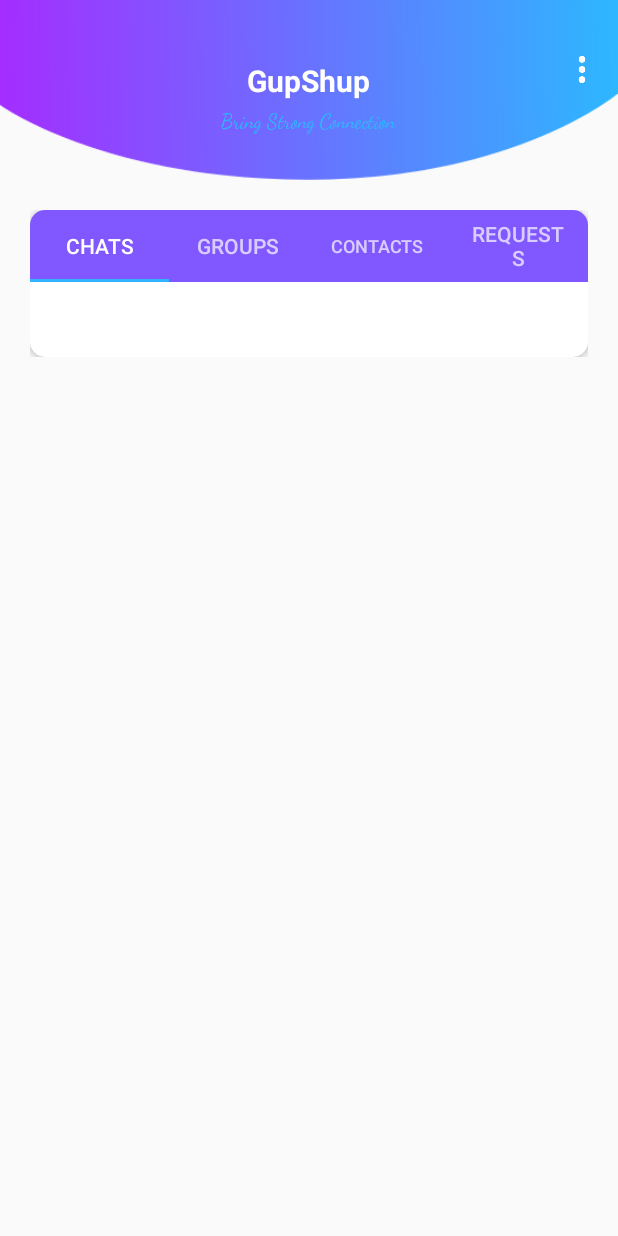
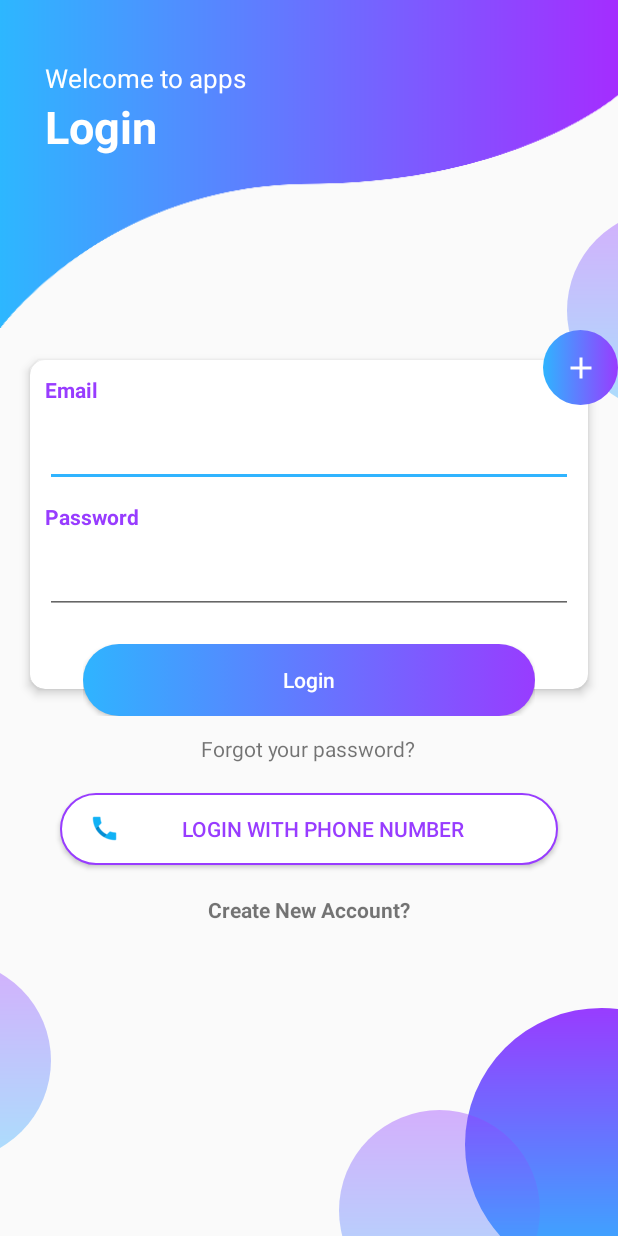
Before and after one commit to TAYYAB-BUKC/GupShup, an Android app: the screen it shows after launch (HomeScreen before the commit, LoginActivity after it), on a phone screen of 412 x 824 dp. Run offline under Robolectric (Android 15) with nearby library versions, the phone set to English and light mode, and no system bars; our stand-ins replace Firebase (no records; nobody signed in at launch, a user with empty details on screens opened directly); 1 statement that could not run was skipped.

Commit message:
Update Validation for Direct Shifting to HomeActivity

```diff
--- a/app/src/main/AndroidManifest.xml
+++ b/app/src/main/AndroidManifest.xml
@@ -48,7 +48,7 @@
             android:name=".Register"
             android:theme="@style/AppTheme.FullScreen"></activity>
         <activity
-            android:name=".MainActivity"
+            android:name=".LoginActivity"
             android:theme="@style/AppTheme.FullScreen"></activity>
     </application>
 
--- a/app/src/main/java/com/example/gupshup/HomeScreen.java
+++ b/app/src/main/java/com/example/gupshup/HomeScreen.java
@@ -80,4 +80,19 @@ public class HomeScreen extends AppCompatActivity  {
 
     }
 
+    @Override
+    protected void onStart() {
+        super.onStart();
+
+        if (currentUser == null) {
+            SendUserToLoginActivity();
+        }
+    }
+
+    private void SendUserToLoginActivity()
+    {
+        Intent registerIntent = new Intent(HomeScreen.this, LoginActivity.class);
+        startActivity(registerIntent);
+    }
+
 }
--- a/app/src/main/java/com/example/gupshup/MainActivity.java
+++ b/app/src/main/java/com/example/gupshup/LoginActivity.java
@@ -2,44 +2,33 @@ package com.example.gupshup;
 
 
 import android.app.ActivityOptions;
-import android.app.ProgressDialog;
 import android.content.Intent;
 import android.os.Build;
-import android.support.annotation.NonNull;
 import android.support.annotation.RequiresApi;
 import android.support.v7.app.AppCompatActivity;
 import android.os.Bundle;
-import android.text.TextUtils;
 import android.util.Pair;
 import android.view.View;
-import android.widget.Button;
-import android.widget.EditText;
 import android.widget.ImageButton;
 import android.widget.TextView;
-import android.widget.Toast;
 
-import com.google.android.gms.tasks.OnCompleteListener;
-import com.google.android.gms.tasks.Task;
-import com.google.firebase.auth.AuthResult;
 import com.google.firebase.auth.FirebaseAuth;
 import com.google.firebase.auth.FirebaseUser;
-import com.google.firebase.database.DatabaseReference;
-import com.google.firebase.database.FirebaseDatabase;
-import com.google.firebase.iid.FirebaseInstanceId;
 
 
-
-public class MainActivity extends AppCompatActivity implements View.OnClickListener {
+public class LoginActivity extends AppCompatActivity implements View.OnClickListener {
 
     private ImageButton btRegister;
     private TextView tvLogin;
 
     private FirebaseUser currentUser;
+    private FirebaseAuth auth;
+
 
     @Override
     protected void onCreate(Bundle savedInstanceState) {
         super.onCreate(savedInstanceState);
-        setContentView(R.layout.activity_main);
+        setContentView(R.layout.activity_login);
         btRegister = findViewById(R.id.btRegister);
         tvLogin = findViewById(R.id.tvLogin);
         btRegister.setOnClickListener(this);
@@ -49,27 +38,29 @@ public class MainActivity extends AppCompatActivity implements View.OnClickListe
     @Override
     public void onClick(View v) {
         if (v == btRegister) {
-            Intent intent = new Intent(MainActivity.this, Register.class);
+            Intent intent = new Intent(LoginActivity.this, Register.class);
             Pair[] pairs = new Pair[1];
             pairs[0] = new Pair<View, String>(tvLogin, "tvLogin");
-            ActivityOptions activityOptions = ActivityOptions.makeSceneTransitionAnimation(MainActivity.this, pairs);
+            ActivityOptions activityOptions = ActivityOptions.makeSceneTransitionAnimation(LoginActivity.this, pairs);
             startActivity(intent, activityOptions.toBundle());
         }
     }
+
 
     @Override
     protected void onStart() {
         super.onStart();
 
-        if (currentUser == null) {
-            SendUserToLoginActivity();
+        FirebaseUser currentUser = auth.getCurrentUser();
+        if (currentUser != null)
+        {
+            SendUserToMainActivity();
         }
     }
 
-    private void SendUserToLoginActivity()
+    private void SendUserToMainActivity()
     {
-        Intent registerIntent = new Intent(MainActivity.this, PhoneLoginActivity.class);
-        startActivity(registerIntent);
+        Intent homeIntent = new Intent(LoginActivity.this, HomeScreen.class);
+        startActivity(homeIntent);
     }
-
 }
--- a/app/src/main/java/com/example/gupshup/PhoneLoginActivity.java
+++ b/app/src/main/java/com/example/gupshup/PhoneLoginActivity.java
@@ -15,22 +15,4 @@ public class PhoneLoginActivity extends AppCompatActivity {
         super.onCreate(savedInstanceState);
         setContentView(R.layout.activity_phone_login);
     }
-
-
-    @Override
-    protected void onStart() {
-        super.onStart();
-
-        FirebaseUser currentUser = auth.getCurrentUser();
-        if (currentUser != null)
-        {
-            SendUserToMainActivity();
-        }
-    }
-
-    private void SendUserToMainActivity()
-    {
-        Intent mainIntent = new Intent(PhoneLoginActivity.this, MainActivity.class);
-        startActivity(mainIntent);
-    }
 }
--- a/app/src/main/res/layout/activity_chat.xml
+++ b/app/src/main/res/layout/activity_chat.xml
@@ -4,7 +4,7 @@
     xmlns:tools="http://schemas.android.com/tools"
     android:layout_width="match_parent"
     android:layout_height="match_parent"
-    tools:context=".MainActivity">
+    tools:context=".LoginActivity">
 
 
 
--- a/app/src/main/res/layout/activity_find_friends.xml
+++ b/app/src/main/res/layout/activity_find_friends.xml
@@ -4,7 +4,7 @@
     xmlns:tools="http://schemas.android.com/tools"
     android:layout_width="match_parent"
     android:layout_height="match_parent"
-    tools:context=".MainActivity">
+    tools:context=".LoginActivity">
 
     <android.support.v7.widget.Toolbar
         android:id="@+id/bgHeader"
--- a/app/src/main/res/layout/activity_group_chat.xml
+++ b/app/src/main/res/layout/activity_group_chat.xml
@@ -4,7 +4,7 @@
     xmlns:tools="http://schemas.android.com/tools"
     android:layout_width="match_parent"
     android:layout_height="match_parent"
-    tools:context=".MainActivity">
+    tools:context=".LoginActivity">
 
     <android.support.v7.widget.Toolbar
         android:id="@+id/bgHeader"
--- a/app/src/main/res/layout/activity_home_screen.xml
+++ b/app/src/main/res/layout/activity_home_screen.xml
@@ -4,7 +4,7 @@
     xmlns:tools="http://schemas.android.com/tools"
     android:layout_width="match_parent"
     android:layout_height="match_parent"
-    tools:context=".MainActivity">
+    tools:context=".LoginActivity">
 
     <android.support.v7.widget.Toolbar
         android:id="@+id/bgHeader"
--- a/app/src/main/res/layout/activity_main.xml
+++ b/app/src/main/res/layout/activity_login.xml
@@ -4,7 +4,7 @@
     xmlns:tools="http://schemas.android.com/tools"
     android:layout_width="match_parent"
     android:layout_height="match_parent"
-    tools:context=".MainActivity"
+    tools:context=".LoginActivity"
     tools:ignore="VectorDrawableCompat">
 
     <android.support.v7.widget.Toolbar
--- a/app/src/main/res/layout/activity_phone_login.xml
+++ b/app/src/main/res/layout/activity_phone_login.xml
@@ -4,7 +4,7 @@
     xmlns:tools="http://schemas.android.com/tools"
     android:layout_width="match_parent"
     android:layout_height="match_parent"
-    tools:context=".MainActivity">
+    tools:context=".LoginActivity">
 
     <android.support.v7.widget.Toolbar
         android:id="@+id/bgHeader"
--- a/app/src/main/res/layout/activity_settings.xml
+++ b/app/src/main/res/layout/activity_settings.xml
@@ -4,7 +4,7 @@
     xmlns:tools="http://schemas.android.com/tools"
     android:layout_width="match_parent"
     android:layout_height="match_parent"
-    tools:context=".MainActivity">
+    tools:context=".LoginActivity">
 
     <android.support.v7.widget.Toolbar
         android:id="@+id/bgHeader"
--- a/app/src/main/res/layout/custom_chat_bar.xml
+++ b/app/src/main/res/layout/custom_chat_bar.xml
@@ -4,7 +4,7 @@
     xmlns:tools="http://schemas.android.com/tools"
     android:layout_width="match_parent"
     android:layout_height="match_parent"
-    tools:context=".MainActivity">
+    tools:context=".LoginActivity">
 
     <android.support.v7.widget.Toolbar
         android:id="@+id/bgHeader"
```
